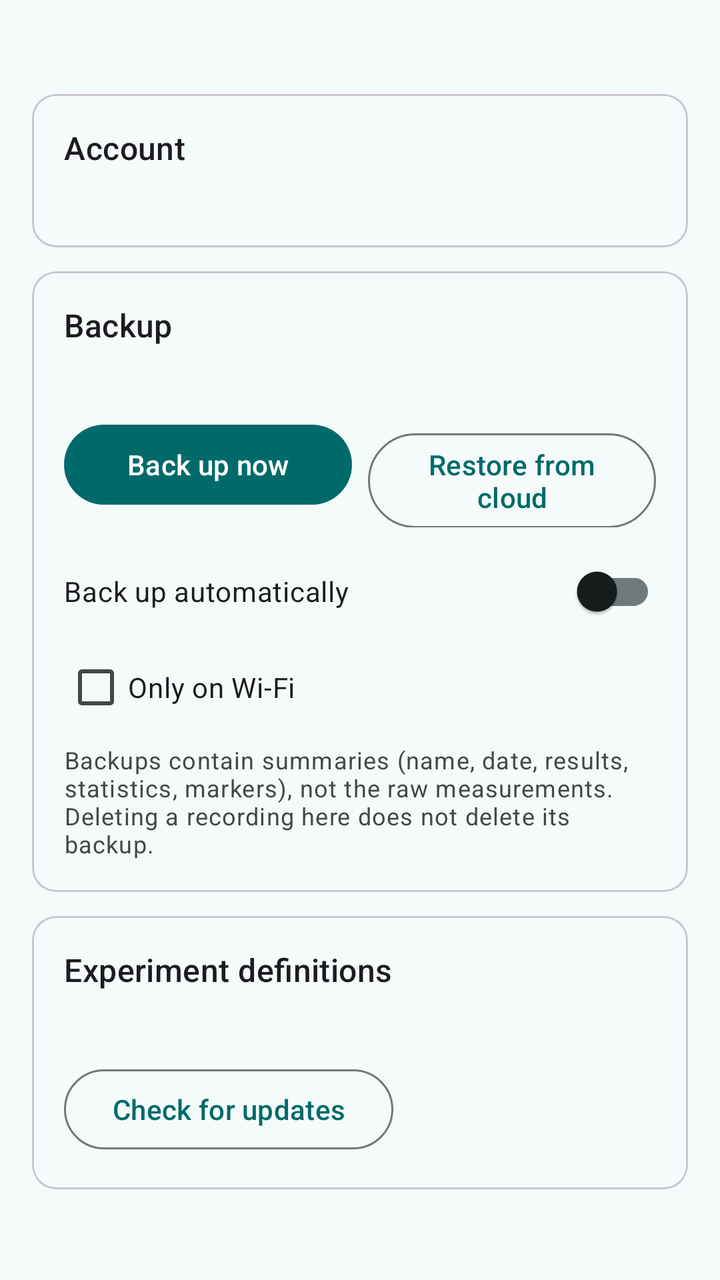
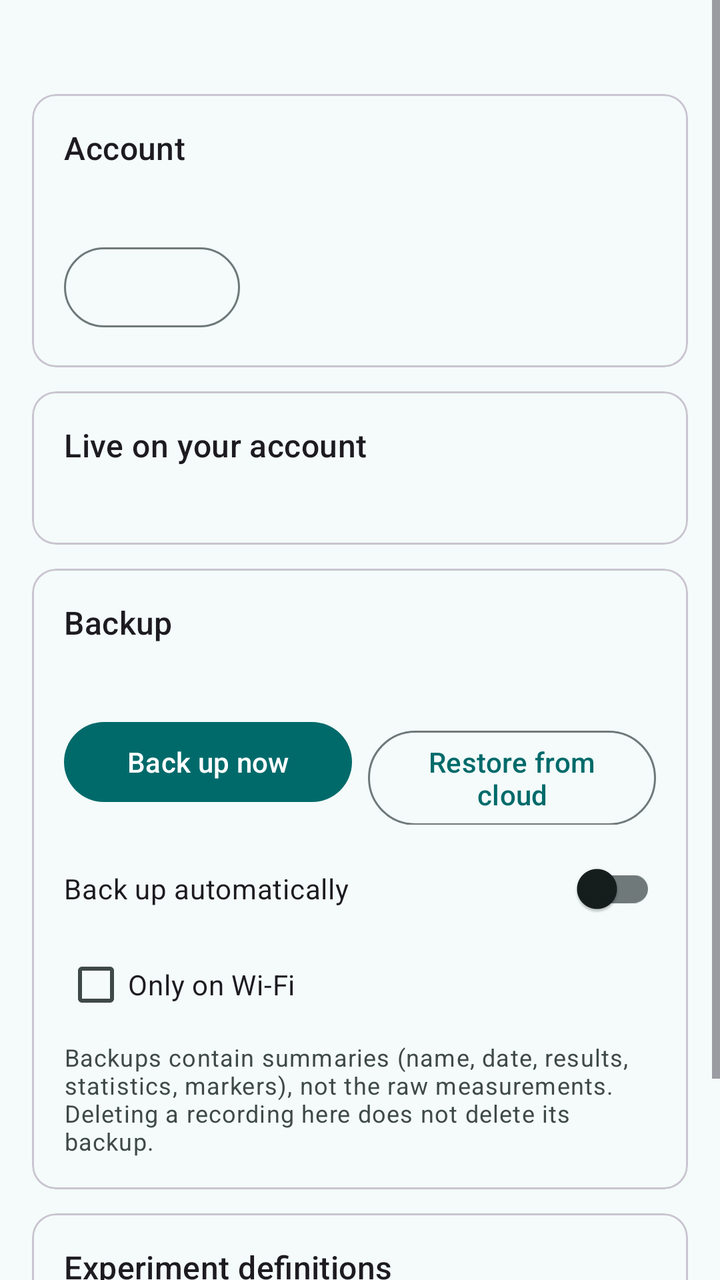

An Android layout rendered at two revisions. The XML below is the earlier revision; the diff shows what the commit changed to produce the second picture.
<!-- AndroidManifest.xml: application theme Theme.PocketLab -->
<!-- res/layout/fragment_cloud.xml -->
<?xml version="1.0" encoding="utf-8"?>
<ScrollView xmlns:android="http://schemas.android.com/apk/res/android"
    xmlns:app="http://schemas.android.com/apk/res-auto"
    android:layout_width="match_parent"
    android:layout_height="match_parent"
    android:fillViewport="true">

    <LinearLayout
        android:layout_width="match_parent"
        android:layout_height="wrap_content"
        android:orientation="vertical"
        android:padding="16dp">

        <TextView
            android:id="@+id/online_status"
            android:layout_width="match_parent"
            android:layout_height="wrap_content"
            android:textAppearance="?attr/textAppearanceLabelLarge" />

        
        <com.google.android.material.card.MaterialCardView
            style="?attr/materialCardViewOutlinedStyle"
            android:layout_width="match_parent"
            android:layout_height="wrap_content"
            android:layout_marginTop="12dp">

            <LinearLayout
                android:layout_width="match_parent"
                android:layout_height="wrap_content"
                android:orientation="vertical"
                android:padding="16dp">

                <TextView
                    android:layout_width="match_parent"
                    android:layout_height="wrap_content"
                    android:text="@string/cloud_account_title"
                    android:textAppearance="?attr/textAppearanceTitleMedium" />

                <TextView
                    android:id="@+id/account_status"
                    android:layout_width="match_parent"
                    android:layout_height="wrap_content"
                    android:layout_marginTop="4dp"
                    android:textAppearance="?attr/textAppearanceBodyMedium" />

                <LinearLayout
                    android:id="@+id/signed_out_group"
                    android:layout_width="match_parent"
                    android:layout_height="wrap_content"
                    android:orientation="vertical"
                    android:visibility="gone">

                    <com.google.android.material.textfield.TextInputLayout
                        android:id="@+id/email_layout"
                        style="?attr/textInputOutlinedStyle"
                        android:layout_width="match_parent"
                        android:layout_height="wrap_content"
                        android:layout_marginTop="12dp"
                        android:hint="@string/auth_email">

                        <com.google.android.material.textfield.TextInputEditText
                            android:id="@+id/email_edit"
                            android:layout_width="match_parent"
                            android:layout_height="wrap_content"
                            android:inputType="textEmailAddress"
                            android:maxLines="1" />
                    </com.google.android.material.textfield.TextInputLayout>

                    <com.google.android.material.textfield.TextInputLayout
                        android:id="@+id/password_layout"
                        style="?attr/textInputOutlinedStyle"
                        android:layout_width="match_parent"
                        android:layout_height="wrap_content"
                        android:layout_marginTop="8dp"
                        android:hint="@string/auth_password"
                        app:endIconMode="password_toggle">

                        <com.google.android.material.textfield.TextInputEditText
                            android:id="@+id/password_edit"
                            android:layout_width="match_parent"
                            android:layout_height="wrap_content"
                            android:inputType="textPassword"
                            android:maxLines="1" />
                    </com.google.android.material.textfield.TextInputLayout>

                    <LinearLayout
                        android:layout_width="match_parent"
                        android:layout_height="wrap_content"
                        android:layout_marginTop="12dp"
                        android:orientation="horizontal">

                        <com.google.android.material.button.MaterialButton
                            android:id="@+id/btn_sign_in"
                            android:layout_width="0dp"
                            android:layout_height="wrap_content"
                            android:layout_marginEnd="8dp"
                            android:layout_weight="1"
                            android:text="@string/auth_sign_in" />

                        <com.google.android.material.button.MaterialButton
                            android:id="@+id/btn_register"
                            style="@style/Widget.Material3.Button.OutlinedButton"
                            android:layout_width="0dp"
                            android:layout_height="wrap_content"
                            android:layout_weight="1"
                            android:text="@string/auth_register" />
                    </LinearLayout>
                </LinearLayout>

                <com.google.android.material.button.MaterialButton
                    android:id="@+id/btn_sign_out"
                    style="@style/Widget.Material3.Button.OutlinedButton"
                    android:layout_width="wrap_content"
                    android:layout_height="wrap_content"
                    android:layout_marginTop="12dp"
                    android:text="@string/auth_sign_out"
                    android:visibility="gone" />
            </LinearLayout>
        </com.google.android.material.card.MaterialCardView>

        
        <com.google.android.material.card.MaterialCardView
            style="?attr/materialCardViewOutlinedStyle"
            android:layout_width="match_parent"
            android:layout_height="wrap_content"
            android:layout_marginTop="12dp">

            <LinearLayout
                android:layout_width="match_parent"
                android:layout_height="wrap_content"
                android:orientation="vertical"
                android:padding="16dp">

                <TextView
                    android:layout_width="match_parent"
                    android:layout_height="wrap_content"
                    android:text="@string/cloud_backup_title"
                    android:textAppearance="?attr/textAppearanceTitleMedium" />

                <TextView
                    android:id="@+id/backup_status"
                    android:layout_width="match_parent"
                    android:layout_height="wrap_content"
                    android:layout_marginTop="4dp"
                    android:textAppearance="?attr/textAppearanceBodyMedium" />

                <LinearLayout
                    android:layout_width="match_parent"
                    android:layout_height="wrap_content"
                    android:layout_marginTop="12dp"
                    android:orientation="horizontal">

                    <com.google.android.material.button.MaterialButton
                        android:id="@+id/btn_backup"
                        android:layout_width="0dp"
                        android:layout_height="wrap_content"
                        android:layout_marginEnd="8dp"
                        android:layout_weight="1"
                        android:text="@string/cloud_backup_now" />

                    <com.google.android.material.button.MaterialButton
                        android:id="@+id/btn_restore"
                        style="@style/Widget.Material3.Button.OutlinedButton"
                        android:layout_width="0dp"
                        android:layout_height="wrap_content"
                        android:layout_weight="1"
                        android:text="@string/cloud_restore" />
                </LinearLayout>

                <com.google.android.material.switchmaterial.SwitchMaterial
                    android:id="@+id/switch_auto"
                    android:layout_width="match_parent"
                    android:layout_height="wrap_content"
                    android:layout_marginTop="8dp"
                    android:text="@string/cloud_auto" />

                <com.google.android.material.checkbox.MaterialCheckBox
                    android:id="@+id/check_wifi"
                    android:layout_width="match_parent"
                    android:layout_height="wrap_content"
                    android:text="@string/cloud_wifi_only" />

                <TextView
                    android:layout_width="match_parent"
                    android:layout_height="wrap_content"
                    android:layout_marginTop="4dp"
                    android:text="@string/cloud_note"
                    android:textAppearance="?attr/textAppearanceBodySmall"
                    android:textColor="?attr/colorOnSurfaceVariant" />
            </LinearLayout>
        </com.google.android.material.card.MaterialCardView>

        
        <com.google.android.material.card.MaterialCardView
            style="?attr/materialCardViewOutlinedStyle"
            android:layout_width="match_parent"
            android:layout_height="wrap_content"
            android:layout_marginTop="12dp">

            <LinearLayout
                android:layout_width="match_parent"
                android:layout_height="wrap_content"
                android:orientation="vertical"
                android:padding="16dp">

                <TextView
                    android:layout_width="match_parent"
                    android:layout_height="wrap_content"
                    android:text="@string/exp_updates_title"
                    android:textAppearance="?attr/textAppearanceTitleMedium" />

                <TextView
                    android:id="@+id/experiments_status"
                    android:layout_width="match_parent"
                    android:layout_height="wrap_content"
                    android:layout_marginTop="4dp"
                    android:textAppearance="?attr/textAppearanceBodyMedium" />

                <com.google.android.material.button.MaterialButton
                    android:id="@+id/btn_check_experiments"
                    style="@style/Widget.Material3.Button.OutlinedButton"
                    android:layout_width="wrap_content"
                    android:layout_height="wrap_content"
                    android:layout_marginTop="12dp"
                    android:text="@string/exp_updates_check" />
            </LinearLayout>
        </com.google.android.material.card.MaterialCardView>
    </LinearLayout>
</ScrollView>
<!-- resources referenced by this layout -->
<resources>
  <string name="auth_email">Email</string>
  <string name="auth_password">Password</string>
  <string name="auth_register">Create account</string>
  <string name="auth_sign_in">Sign in</string>
  <string name="auth_sign_out">Sign out</string>
  <string name="cloud_account_title">Account</string>
  <string name="cloud_auto">Back up automatically</string>
  <string name="cloud_backup_now">Back up now</string>
  <string name="cloud_backup_title">Backup</string>
  <string name="cloud_note">Backups contain summaries (name, date, results, statistics, markers), not the raw measurements. Deleting a recording here does not delete its backup.</string>
  <string name="cloud_restore">Restore from cloud</string>
  <string name="cloud_wifi_only">Only on Wi-Fi</string>
  <string name="exp_updates_check">Check for updates</string>
  <string name="exp_updates_title">Experiment definitions</string>
  <style name="Theme.PocketLab" parent="Theme.Material3.DayNight.NoActionBar">
          <item name="colorPrimary">#006A6A</item>
          <item name="colorOnPrimary">#FFFFFF</item>
          <item name="colorPrimaryContainer">#6FF7F6</item>
          <item name="colorOnPrimaryContainer">#002020</item>
          <item name="colorSecondary">#4A6363</item>
          <item name="colorOnSecondary">#FFFFFF</item>
          <item name="colorSecondaryContainer">#CCE8E7</item>
          <item name="colorOnSecondaryContainer">#051F1F</item>
          <item name="android:colorBackground">#F4FBFA</item>
          <item name="colorSurface">#F4FBFA</item>
          <item name="colorOnSurface">#161D1D</item>
          <item name="colorSurfaceVariant">#DAE5E4</item>
          <item name="colorOnSurfaceVariant">#3F4948</item>
          <item name="colorOutline">#6F7979</item>
      </style>
</resources>

<!-- the commit's change to res/layout/fragment_cloud.xml (unified diff, before → after) -->
@@ -43,78 +43,40 @@
                     android:layout_marginTop="4dp"
                     android:textAppearance="?attr/textAppearanceBodyMedium" />
 
-                <LinearLayout
-                    android:id="@+id/signed_out_group"
-                    android:layout_width="match_parent"
-                    android:layout_height="wrap_content"
-                    android:orientation="vertical"
-                    android:visibility="gone">
-
-                    <com.google.android.material.textfield.TextInputLayout
-                        android:id="@+id/email_layout"
-                        style="?attr/textInputOutlinedStyle"
-                        android:layout_width="match_parent"
-                        android:layout_height="wrap_content"
-                        android:layout_marginTop="12dp"
-                        android:hint="@string/auth_email">
-
-                        <com.google.android.material.textfield.TextInputEditText
-                            android:id="@+id/email_edit"
-                            android:layout_width="match_parent"
-                            android:layout_height="wrap_content"
-                            android:inputType="textEmailAddress"
-                            android:maxLines="1" />
-                    </com.google.android.material.textfield.TextInputLayout>
-
-                    <com.google.android.material.textfield.TextInputLayout
-                        android:id="@+id/password_layout"
-                        style="?attr/textInputOutlinedStyle"
-                        android:layout_width="match_parent"
-                        android:layout_height="wrap_content"
-                        android:layout_marginTop="8dp"
-                        android:hint="@string/auth_password"
-                        app:endIconMode="password_toggle">
-
-                        <com.google.android.material.textfield.TextInputEditText
-                            android:id="@+id/password_edit"
-                            android:layout_width="match_parent"
-                            android:layout_height="wrap_content"
-                            android:inputType="textPassword"
-                            android:maxLines="1" />
-                    </com.google.android.material.textfield.TextInputLayout>
-
-                    <LinearLayout
-                        android:layout_width="match_parent"
-                        android:layout_height="wrap_content"
-                        android:layout_marginTop="12dp"
-                        android:orientation="horizontal">
-
-                        <com.google.android.material.button.MaterialButton
-                            android:id="@+id/btn_sign_in"
-                            android:layout_width="0dp"
-                            android:layout_height="wrap_content"
-                            android:layout_marginEnd="8dp"
-                            android:layout_weight="1"
-                            android:text="@string/auth_sign_in" />
-
-                        <com.google.android.material.button.MaterialButton
-                            android:id="@+id/btn_register"
-                            style="@style/Widget.Material3.Button.OutlinedButton"
-                            android:layout_width="0dp"
-                            android:layout_height="wrap_content"
-                            android:layout_weight="1"
-                            android:text="@string/auth_register" />
-                    </LinearLayout>
-                </LinearLayout>
-
                 <com.google.android.material.button.MaterialButton
-                    android:id="@+id/btn_sign_out"
+                    android:id="@+id/btn_account"
                     style="@style/Widget.Material3.Button.OutlinedButton"
                     android:layout_width="wrap_content"
                     android:layout_height="wrap_content"
-                    android:layout_marginTop="12dp"
-                    android:text="@string/auth_sign_out"
-                    android:visibility="gone" />
+                    android:layout_marginTop="12dp" />
+            </LinearLayout>
+        </com.google.android.material.card.MaterialCardView>
+
+        
+        <com.google.android.material.card.MaterialCardView
+            style="?attr/materialCardViewOutlinedStyle"
+            android:layout_width="match_parent"
+            android:layout_height="wrap_content"
+            android:layout_marginTop="12dp">
+
+            <LinearLayout
+                android:layout_width="match_parent"
+                android:layout_height="wrap_content"
+                android:orientation="vertical"
+                android:padding="16dp">
+
+                <TextView
+                    android:layout_width="match_parent"
+                    android:layout_height="wrap_content"
+                    android:text="@string/live_title"
+                    android:textAppearance="?attr/textAppearanceTitleMedium" />
+
+                <TextView
+                    android:id="@+id/live_status"
+                    android:layout_width="match_parent"
+                    android:layout_height="wrap_content"
+                    android:layout_marginTop="4dp"
+                    android:textAppearance="?attr/textAppearanceBodyMedium" />
             </LinearLayout>
         </com.google.android.material.card.MaterialCardView>
 
<!-- resource entries referenced after the edit -->
@@ -1,10 +1,5 @@
 <!-- resources referenced by this layout -->
 <resources>
-  <string name="auth_email">Email</string>
-  <string name="auth_password">Password</string>
-  <string name="auth_register">Create account</string>
-  <string name="auth_sign_in">Sign in</string>
-  <string name="auth_sign_out">Sign out</string>
   <string name="cloud_account_title">Account</string>
   <string name="cloud_auto">Back up automatically</string>
   <string name="cloud_backup_now">Back up now</string>
@@ -14,6 +9,7 @@
   <string name="cloud_wifi_only">Only on Wi-Fi</string>
   <string name="exp_updates_check">Check for updates</string>
   <string name="exp_updates_title">Experiment definitions</string>
+  <string name="live_title">Live on your account</string>
   <style name="Theme.PocketLab" parent="Theme.Material3.DayNight.NoActionBar">
           <item name="colorPrimary">#006A6A</item>
           <item name="colorOnPrimary">#FFFFFF</item>
